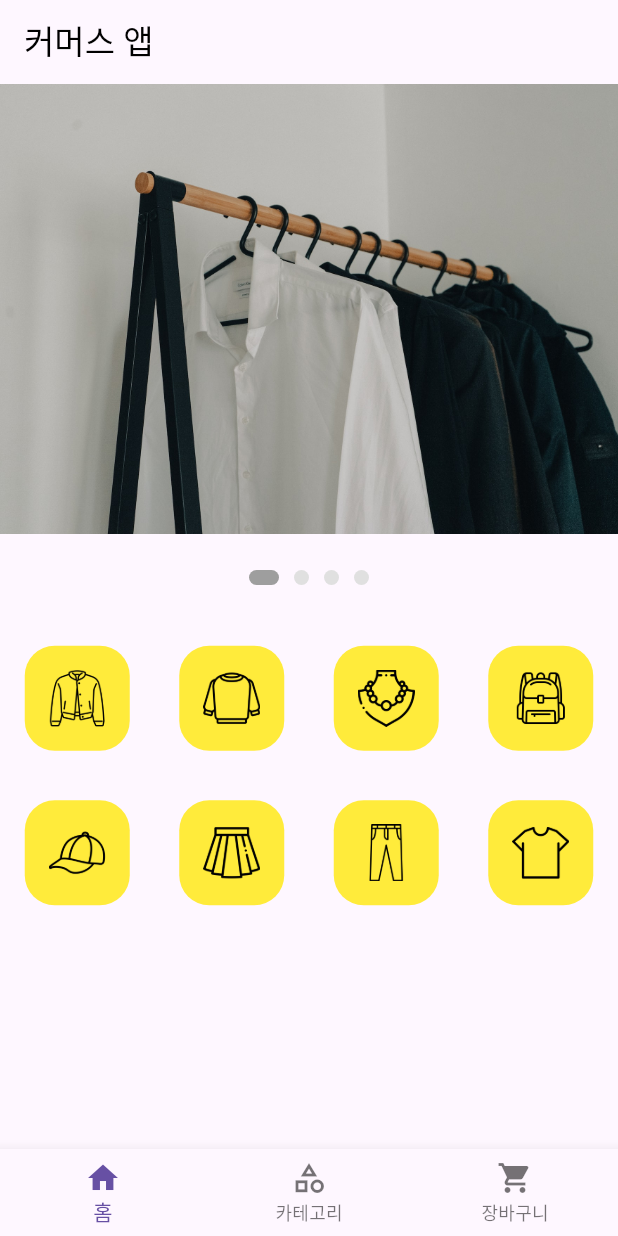
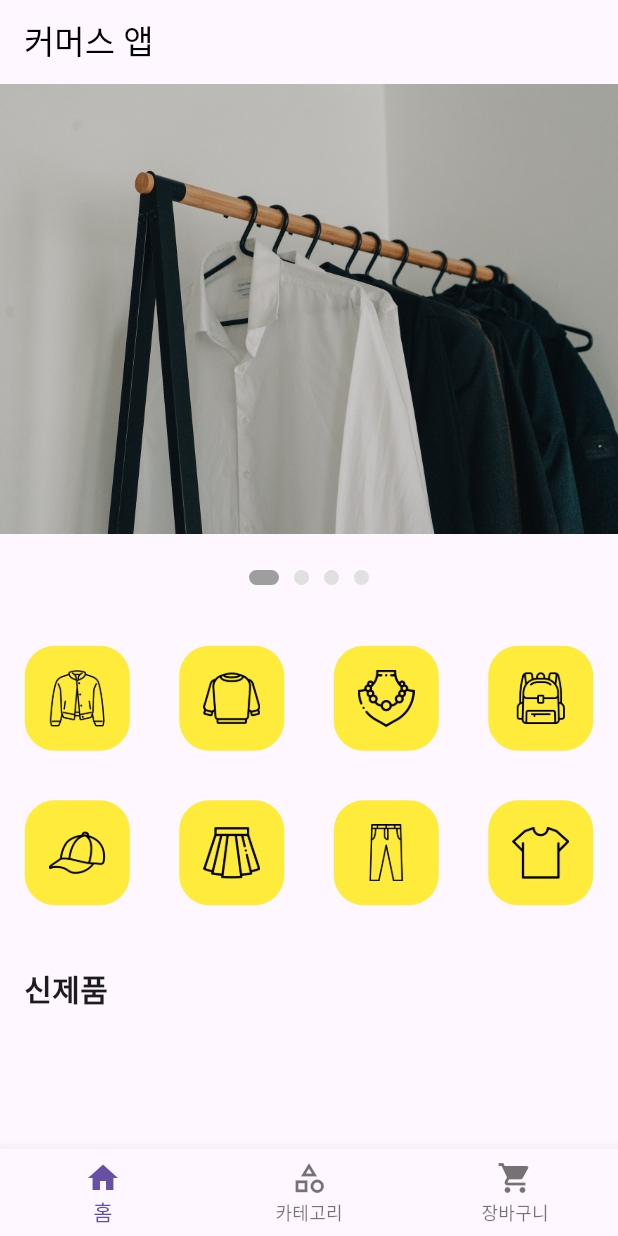
Before and after one commit to hjimin027/commerce, a Flutter app: the screen it shows after launch, on a phone screen of 412 x 824 dp. Run offline on Flutter 3.47's test engine with Material 3 defaults, Android fonts, the phone set to English and light mode, and no system bars.

Commit message:
홈 상품 제목

```diff
--- a/lib/screen/home/home_screen.dart
+++ b/lib/screen/home/home_screen.dart
@@ -64,7 +64,10 @@ class _HomeScreenState extends State<HomeScreen> {
             AssetPath.skirt,
             AssetPath.trousers,
             AssetPath.shirt,
-          ])
+          ]),
+
+          SizedBox(height: 24,),
+          HomeWidgets.subTitle("신제품"),
         ],
       ),
     );
--- a/lib/screen/home/home_widgets.dart
+++ b/lib/screen/home/home_widgets.dart
@@ -29,4 +29,13 @@ class HomeWidgets {
       },),
     );
   }
+
+  static Widget subTitle(String title) {
+    return Row(
+      children: [
+        SizedBox(width: 16,),
+        Text(title, style: TextStyle(fontSize: 20, fontWeight: FontWeight.bold),)
+      ],
+    );
+  }
 }
```
